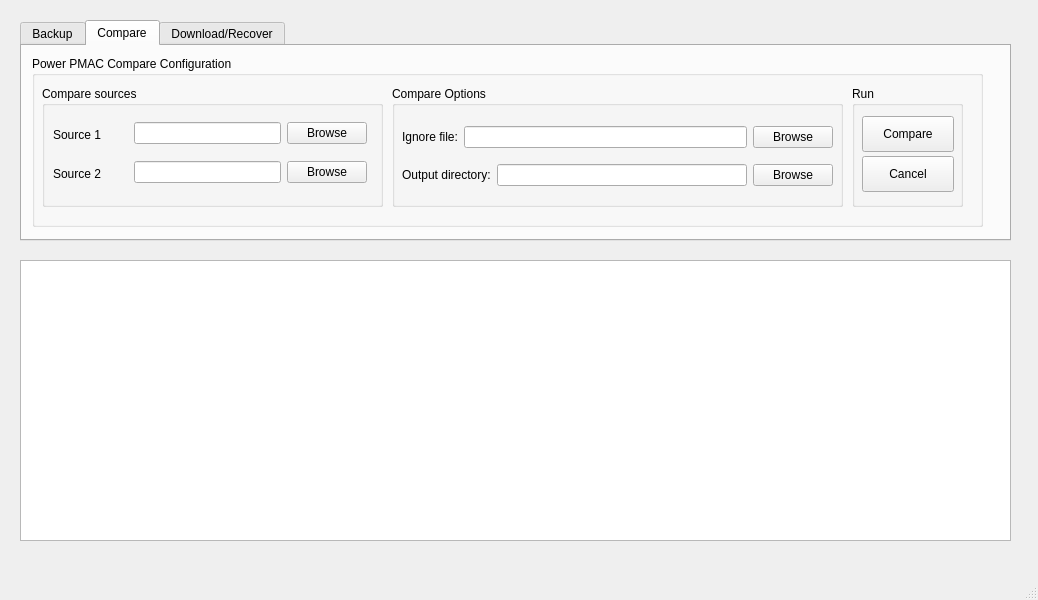
First picture: the form in dls_pmacanalyse/formAnalyseControl.ui, repository Observatory-Sciences/dls-pmac-analyse, before the edit.
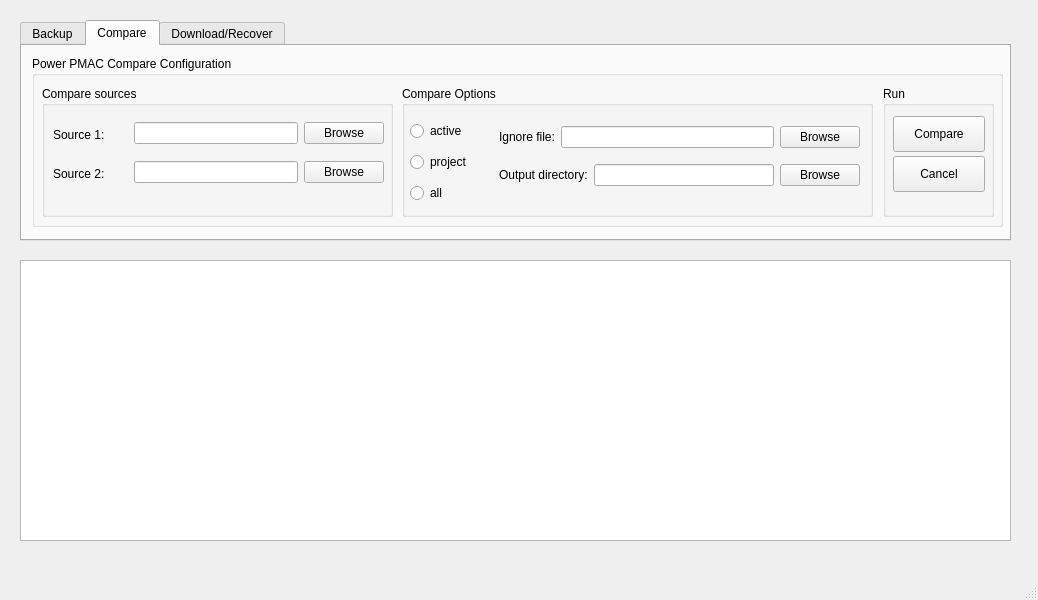
Second picture: the form after the edit. The open tabs and pages were chosen to show the change.

```diff
--- a/dls_pmacanalyse/formAnalyseControl.ui
+++ b/dls_pmacanalyse/formAnalyseControl.ui
@@ -300,7 +300,7 @@
        <rect>
         <x>10</x>
         <y>10</y>
-        <width>951</width>
+        <width>971</width>
         <height>171</height>
        </rect>
       </property>
@@ -312,19 +312,19 @@
         <rect>
          <x>10</x>
          <y>30</y>
-         <width>341</width>
-         <height>121</height>
+         <width>351</width>
+         <height>131</height>
         </rect>
        </property>
        <property name="title">
         <string>Compare sources</string>
        </property>
-       <widget class="QWidget" name="">
+       <widget class="QWidget" name="layoutWidget">
         <property name="geometry">
          <rect>
           <x>11</x>
           <y>28</y>
-          <width>314</width>
+          <width>331</width>
           <height>80</height>
          </rect>
         </property>
@@ -344,7 +344,7 @@
             </size>
            </property>
            <property name="text">
-            <string>Source 1</string>
+            <string>Source 1:</string>
            </property>
            <property name="wordWrap">
             <bool>false</bool>
@@ -380,7 +380,7 @@
             </size>
            </property>
            <property name="text">
-            <string>Source 2</string>
+            <string>Source 2:</string>
            </property>
            <property name="wordWrap">
             <bool>false</bool>
@@ -407,10 +407,10 @@
       <widget class="QGroupBox" name="groupBox_7">
        <property name="geometry">
         <rect>
-         <x>360</x>
+         <x>370</x>
          <y>30</y>
-         <width>451</width>
-         <height>121</height>
+         <width>471</width>
+         <height>131</height>
         </rect>
        </property>
        <property name="title">
@@ -419,9 +419,9 @@
        <widget class="QWidget" name="layoutWidget_3">
         <property name="geometry">
          <rect>
-          <x>10</x>
+          <x>97</x>
           <y>30</y>
-          <width>431</width>
+          <width>361</width>
           <height>80</height>
          </rect>
         </property>
@@ -470,14 +470,56 @@
          </item>
         </layout>
        </widget>
+       <widget class="QWidget" name="">
+        <property name="geometry">
+         <rect>
+          <x>8</x>
+          <y>30</y>
+          <width>77</width>
+          <height>92</height>
+         </rect>
+        </property>
+        <layout class="QVBoxLayout" name="verticalLayout_2">
+         <item>
+          <widget class="QRadioButton" name="rdbActive1">
+           <property name="toolTip">
+            <string>Only back up the active elements, buffered programs and coordinate system axes definitions.</string>
+           </property>
+           <property name="text">
+            <string>active</string>
+           </property>
+          </widget>
+         </item>
+         <item>
+          <widget class="QRadioButton" name="rdbProject1">
+           <property name="toolTip">
+            <string>Only backup the saved and active Project files.</string>
+           </property>
+           <property name="text">
+            <string>project</string>
+           </property>
+          </widget>
+         </item>
+         <item>
+          <widget class="QRadioButton" name="rdbAll1">
+           <property name="toolTip">
+            <string>Back up everything.</string>
+           </property>
+           <property name="text">
+            <string>all</string>
+           </property>
+          </widget>
+         </item>
+        </layout>
+       </widget>
       </widget>
       <widget class="QGroupBox" name="groupBox_8">
        <property name="geometry">
         <rect>
-         <x>820</x>
+         <x>851</x>
          <y>30</y>
          <width>111</width>
-         <height>121</height>
+         <height>131</height>
         </rect>
        </property>
        <property name="title">
```
Left out of the diff: 12 changed lines with no effect on the pictures.
